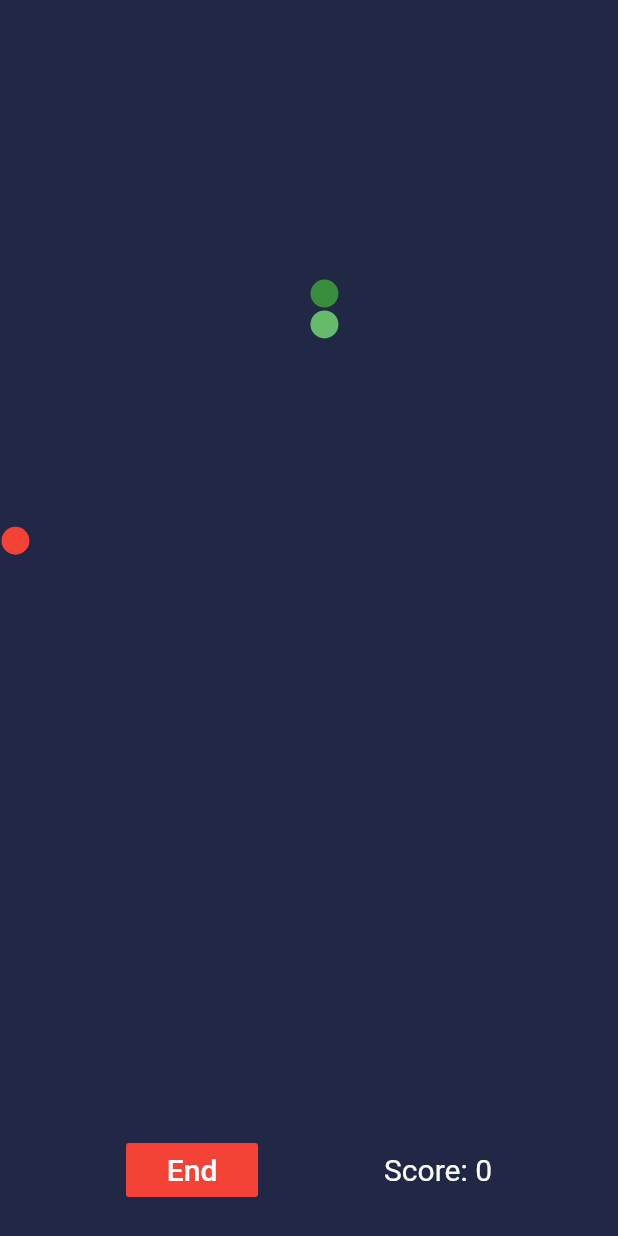
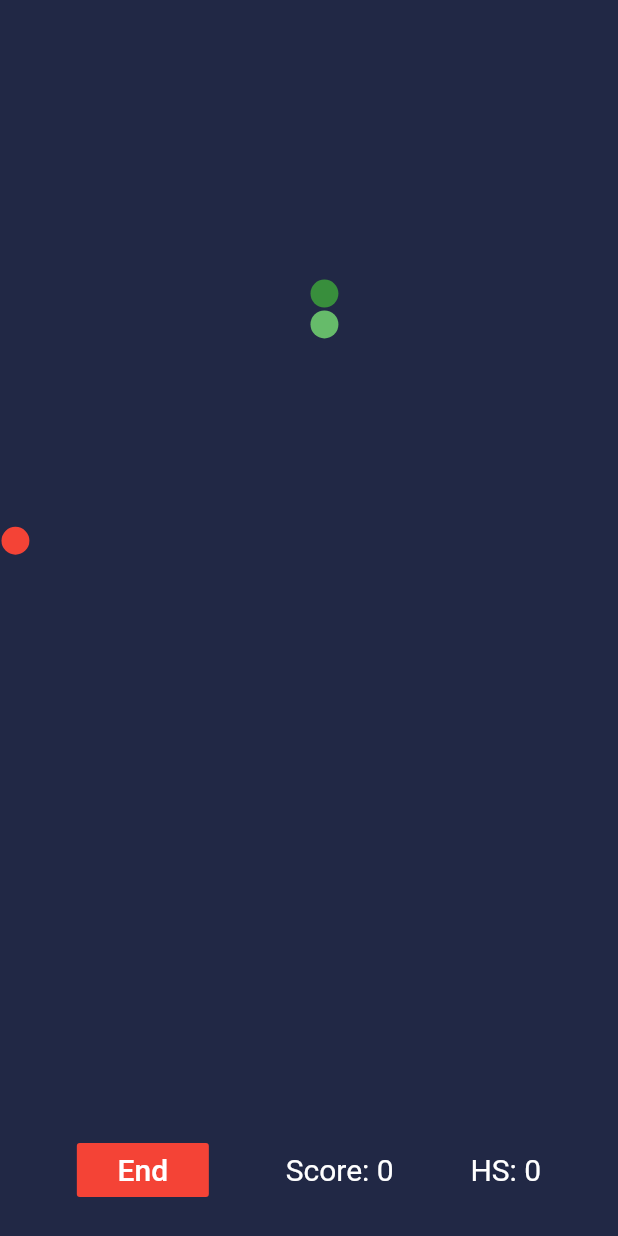
Before and after one commit to Aaron0608/flutter_mini_games, a Flutter app: the SnakeGame screen opened directly, after a tap on "Start", on a phone screen of 412 x 824 dp. Run offline on Flutter 3.47's test engine with Material 2 defaults, Android fonts, the light colour scheme and no system bars; our stand-ins replace shared_preferences; accounts and stored records are empty.

Commit message:
snake highscore is saved to phone. note: highscore does not updated when in snake, currently need to go back to home page the nopen snake game again to see the highscore updated.

```diff
--- a/lib/snake/snake.dart
+++ b/lib/snake/snake.dart
@@ -3,10 +3,11 @@ import 'package:flutter/material.dart';
 import 'dart:math';
 import 'dart:async';
 
+import 'package:shared_preferences/shared_preferences.dart';
+
 // Here onwards is youtube tutorial
 
 //Create New Page for Snake Game
-
 
 class SnakeGame extends StatefulWidget {
   @override
@@ -19,6 +20,27 @@ class _SnakeGameState extends State<SnakeGame> {
   final fontStyle = TextStyle(color: Colors.white, fontSize: 20);
   final randomGen = Random();
 
+  int highScore = 0;
+
+  @override
+  void initState() {
+    super.initState();
+    _loadHighScore();
+  }
+
+  _loadHighScore() async {
+    SharedPreferences prefs = await SharedPreferences.getInstance();
+    setState(() {
+      // when snake starts, try to read highscore from storage. if nothing stored set high-score to 0.
+      highScore = (prefs.getInt('highScore') ?? 0);
+    });
+  }
+
+  _updateHighScore(newHighScore) async {
+    SharedPreferences prefs = await SharedPreferences.getInstance();
+    prefs.setInt('highScore', newHighScore);
+  }
+
   var snake = [
     [0, 1], //head
     [0, 0] //body - (first cell of body)
@@ -30,11 +52,12 @@ class _SnakeGameState extends State<SnakeGame> {
   void startGame() {
     const duration = Duration(milliseconds: 200);
 
-    snake = [ // Snake head
+    snake = [
+      // Snake head
       [(squaresPerRow / 2).floor(), (squaresPerCol / 2).floor()]
     ];
 
-    snake.add([snake.first[0], snake.first[1]+1]); // Snake body
+    snake.add([snake.first[0], snake.first[1] + 1]); // Snake body
 
     createFood();
 
@@ -50,20 +73,21 @@ class _SnakeGameState extends State<SnakeGame> {
 
   void moveSnake() {
     setState(() {
-      switch(direction) {
+      switch (direction) {
         case 'up':
-
-          if (snake.first[1] <= 0) {                                   //make the snake go from top of grid to bottom
-            snake.insert(0, [snake.first[0], squaresPerCol -1]);
+          if (snake.first[1] <= 0) {
+            //make the snake go from top of grid to bottom
+            snake.insert(0, [snake.first[0], squaresPerCol - 1]);
           } else {
-            snake.insert(0, [snake.first[0], snake.first[1] - 1]);   // keep the snake moving up
+            snake.insert(0, [
+              snake.first[0],
+              snake.first[1] - 1
+            ]); // keep the snake moving up
           }
           break;
 
-
         case 'down':
-
-          if (snake.first[1] >= squaresPerCol -1) {
+          if (snake.first[1] >= squaresPerCol - 1) {
             snake.insert(0, [snake.first[0], 0]);
           } else {
             snake.insert(0, [snake.first[0], snake.first[1] + 1]);
@@ -94,10 +118,7 @@ class _SnakeGameState extends State<SnakeGame> {
   }
 
   void createFood() {
-    food = [
-      randomGen.nextInt(squaresPerRow),
-      randomGen.nextInt(squaresPerCol)
-    ];
+    food = [randomGen.nextInt(squaresPerRow), randomGen.nextInt(squaresPerCol)];
   }
 
   bool checkGameOver() {
@@ -105,9 +126,8 @@ class _SnakeGameState extends State<SnakeGame> {
       return true;
     }
 
-
     // Check if snake head has hit body
-    for(var i=1; i < snake.length; ++i) {
+    for (var i = 1; i < snake.length; ++i) {
       if (snake[i][0] == snake.first[0] && snake[i][1] == snake.first[1]) {
         return true;
       }
@@ -137,19 +157,18 @@ class _SnakeGameState extends State<SnakeGame> {
               ),
             ],
           );
-        }
-    );
+        });
   }
 
   Widget build(BuildContext context) {
+
+    if (snake.length - 2 > highScore) {
+      _updateHighScore(snake.length - 2);
+    }
     return Scaffold(
-
-
       backgroundColor: Color.fromRGBO(33, 40, 69, 1),
       //backgroundColor: Colors.black,
-      body:
-
-      Column(
+      body: Column(
         children: <Widget>[
           Expanded(
             child: GestureDetector(
@@ -231,6 +250,10 @@ class _SnakeGameState extends State<SnakeGame> {
                     'Score: ${snake.length - 2}',
                     style: fontStyle,
                   ),
+                  Text(
+                    'HS: $highScore',
+                    style: fontStyle,
+                  ),
                 ],
               )),
         ],
--- a/pubspec.yaml
+++ b/pubspec.yaml
@@ -23,6 +23,7 @@ environment:
 dependencies:
   flutter:
     sdk: flutter
+  shared_preferences: '>=0.5.12+4 <2.0.0'
 
 
   # The following adds the Cupertino Icons font to your application.
```
Also changed, not shown: pubspec.lock. Lines whose indentation alone changed are shown as unchanged.
